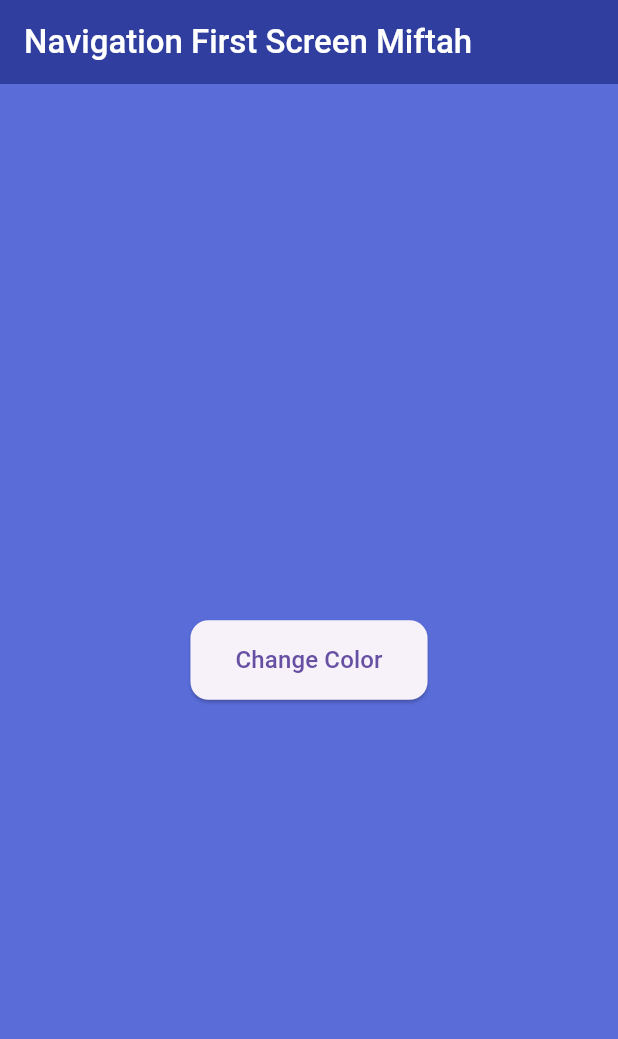
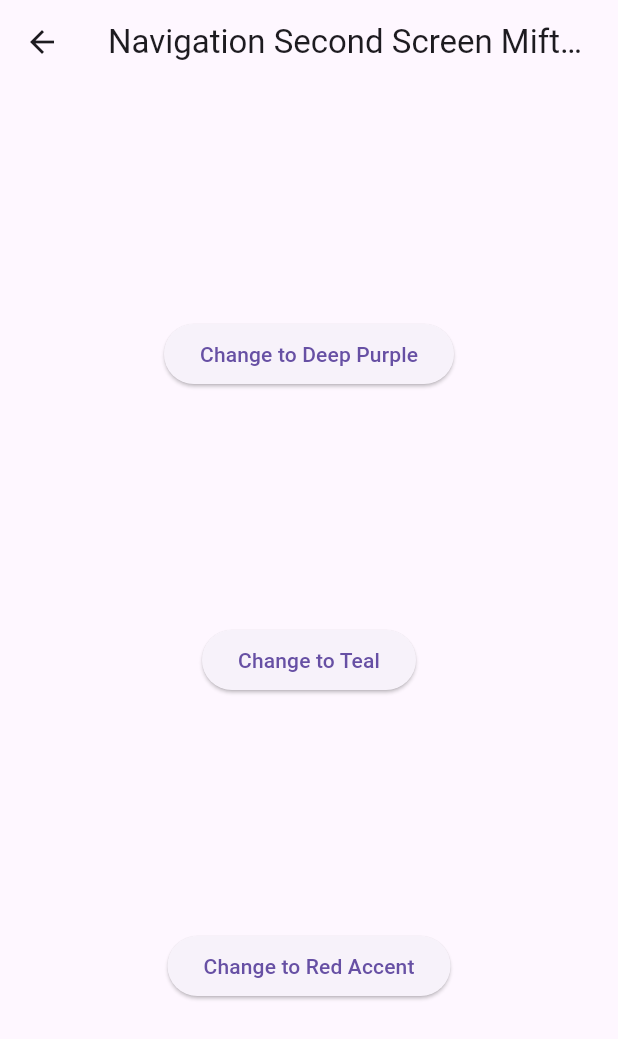
Before and after one commit to Mifta24/books, a Flutter app: the screen it shows after launch, after a tap on "Change Color", on a phone screen of 412 x 824 dp. Shown: the top 1039 px of the screen. Run offline on Flutter 3.47's test engine with Material 3 defaults, Android fonts, the phone set to English and light mode, and no system bars; our stand-ins replace geolocator.

Commit message:
W5: Soal 16

```diff
--- a/lib/navigation_first.dart
+++ b/lib/navigation_first.dart
@@ -1,3 +1,4 @@
+import 'package:books/navigation_second.dart';
 import 'package:flutter/material.dart';
 
 class NavigationFirst extends StatefulWidget {
@@ -9,6 +10,9 @@ class NavigationFirst extends StatefulWidget {
 
 class _NavigationFirstState extends State<NavigationFirst> {
   Color color = const Color.fromARGB(255, 89, 108, 216);
+
+
+
   @override
   Widget build(BuildContext context) {
     return Scaffold(
@@ -22,13 +26,14 @@ class _NavigationFirstState extends State<NavigationFirst> {
       body: Center(
         child: ElevatedButton(
             style: ElevatedButton.styleFrom(
-
               padding: const EdgeInsets.symmetric(horizontal: 30, vertical: 15),
               shape: RoundedRectangleBorder(
                 borderRadius: BorderRadius.circular(12),
               ),
             ),
-            onPressed: (){},
+            onPressed: () {
+              _navigateAndGetColor(context);
+            },
             child: Text(
               'Change Color',
               style: TextStyle(fontSize: 16),
@@ -36,4 +41,13 @@ class _NavigationFirstState extends State<NavigationFirst> {
       ),
     );
   }
+
+  Future _navigateAndGetColor(BuildContext context) async {
+    color = await Navigator.push(
+          context,
+          MaterialPageRoute(builder: (context) => const NavigationSecond()),
+        ) ??
+        Colors.blue;
+    setState(() {});
+  }
 }
--- /dev/null
+++ b/lib/navigation_second.dart
@@ -0,0 +1,49 @@
+import 'package:flutter/material.dart';
+
+class NavigationSecond extends StatefulWidget {
+  const NavigationSecond({super.key});
+
+  @override
+  State<NavigationSecond> createState() => _NavigationSecondState();
+}
+
+class _NavigationSecondState extends State<NavigationSecond> {
+  @override
+  Widget build(BuildContext context) {
+    Color color;
+    return Scaffold(
+      appBar: AppBar(
+        title: const Text('Navigation Second Screen Miftah'),
+      ),
+      body: Center(
+        child: Column(
+          mainAxisAlignment: MainAxisAlignment.spaceEvenly,
+          children: [
+            ElevatedButton(
+              onPressed: () {
+                color = Color(0xFF6B4EFF);
+                Navigator.pop(context, color);
+              },
+              child: const Text('Change to Deep Purple'),
+            ),
+            ElevatedButton(
+              onPressed: () {
+                color = Color(0xFF00BFA5);
+                Navigator.pop(context, color);
+              },
+              child: const Text('Change to Teal'),
+            ),
+            ElevatedButton(
+              onPressed: () {
+                color = Color(0xFFFF5252);
+                Navigator.pop(context, color);
+              },
+              child: const Text('Change to Red Accent'),
+            ),
+          ],
+        ),
+
+      ),
+    );
+  }
+}
```
Also changed, not shown: images/capture no 16.gif (added), 1 other file.
